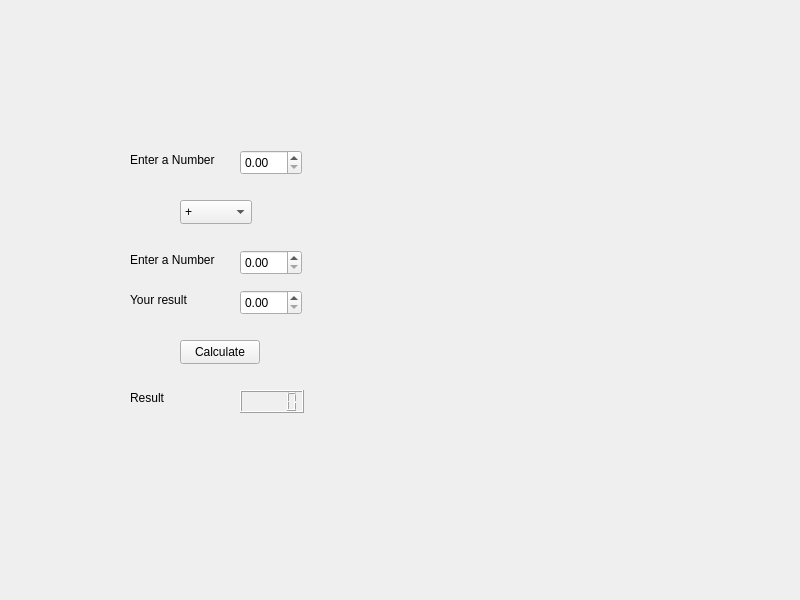
Yeah-Jack/cpp-projects, file GUI/English/MentalCalculationTrainer/widget.ui: the form before one commit.
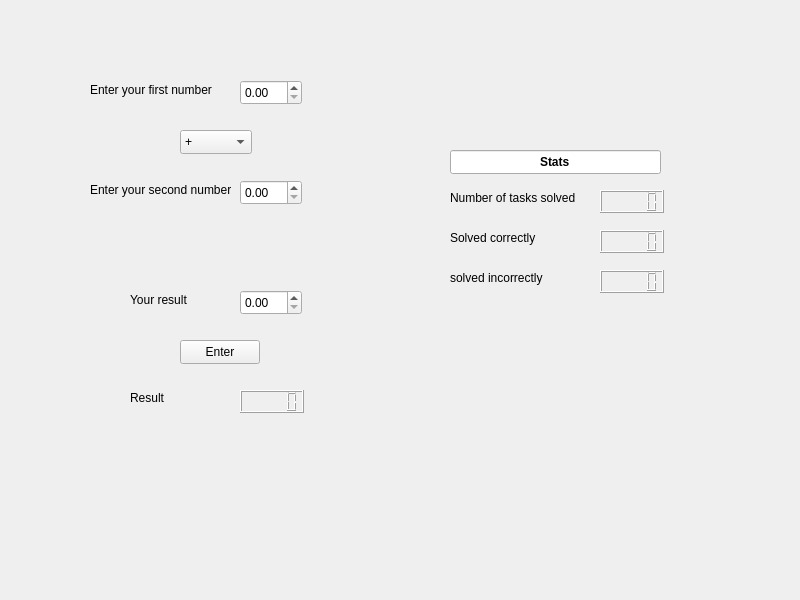
The form after the commit.

Commit message: feat: enhance mental calculation trainer with input dialog and task stats

Patch:
```diff
--- a/GUI/English/MentalCalculationTrainer/widget.ui
+++ b/GUI/English/MentalCalculationTrainer/widget.ui
@@ -17,7 +17,7 @@
    <property name="geometry">
     <rect>
      <x>240</x>
-     <y>150</y>
+     <y>80</y>
      <width>62</width>
      <height>25</height>
     </rect>
@@ -26,34 +26,34 @@
   <widget class="QLabel" name="number1Label">
    <property name="geometry">
     <rect>
-     <x>130</x>
-     <y>150</y>
-     <width>91</width>
+     <x>90</x>
+     <y>80</y>
+     <width>141</width>
      <height>20</height>
     </rect>
    </property>
    <property name="text">
-    <string>Enter a Number</string>
+    <string>Enter your first number</string>
    </property>
   </widget>
   <widget class="QLabel" name="number2Label">
    <property name="geometry">
     <rect>
-     <x>130</x>
-     <y>250</y>
-     <width>91</width>
+     <x>90</x>
+     <y>180</y>
+     <width>141</width>
      <height>20</height>
     </rect>
    </property>
    <property name="text">
-    <string>Enter a Number</string>
+    <string>Enter your second number</string>
    </property>
   </widget>
   <widget class="QDoubleSpinBox" name="number2">
    <property name="geometry">
     <rect>
      <x>240</x>
-     <y>250</y>
+     <y>180</y>
      <width>62</width>
      <height>25</height>
     </rect>
@@ -63,14 +63,11 @@
    <property name="geometry">
     <rect>
      <x>180</x>
-     <y>200</y>
+     <y>130</y>
      <width>72</width>
      <height>24</height>
     </rect>
    </property>
-   <property name="currentIndex">
-    <number>0</number>
-   </property>
    <item>
     <property name="text">
      <string>+</string>
@@ -92,20 +89,7 @@
     </property>
    </item>
   </widget>
-  <widget class="QPushButton" name="calculate">
-   <property name="geometry">
-    <rect>
-     <x>180</x>
-     <y>340</y>
-     <width>80</width>
-     <height>24</height>
-    </rect>
-   </property>
-   <property name="text">
-    <string>Calculate</string>
-   </property>
-  </widget>
-  <widget class="QLabel" name="label">
+  <widget class="QLabel" name="resultLabel">
    <property name="geometry">
     <rect>
      <x>130</x>
@@ -164,6 +148,112 @@
     </rect>
    </property>
   </widget>
+  <widget class="QLCDNumber" name="tasksCounter">
+   <property name="geometry">
+    <rect>
+     <x>600</x>
+     <y>190</y>
+     <width>64</width>
+     <height>23</height>
+    </rect>
+   </property>
+  </widget>
+  <widget class="QLabel" name="tasksCounterLabel">
+   <property name="geometry">
+    <rect>
+     <x>450</x>
+     <y>190</y>
+     <width>131</width>
+     <height>16</height>
+    </rect>
+   </property>
+   <property name="text">
+    <string>Number of tasks solved</string>
+   </property>
+  </widget>
+  <widget class="QLabel" name="tasksCorrectLabel">
+   <property name="geometry">
+    <rect>
+     <x>450</x>
+     <y>230</y>
+     <width>91</width>
+     <height>16</height>
+    </rect>
+   </property>
+   <property name="text">
+    <string>Solved correctly</string>
+   </property>
+  </widget>
+  <widget class="QLabel" name="tasksIncorrectLabel">
+   <property name="geometry">
+    <rect>
+     <x>450</x>
+     <y>270</y>
+     <width>101</width>
+     <height>16</height>
+    </rect>
+   </property>
+   <property name="text">
+    <string>solved incorrectly</string>
+   </property>
+  </widget>
+  <widget class="QLineEdit" name="statsLabel">
+   <property name="geometry">
+    <rect>
+     <x>450</x>
+     <y>150</y>
+     <width>211</width>
+     <height>24</height>
+    </rect>
+   </property>
+   <property name="font">
+    <font>
+     <bold>true</bold>
+    </font>
+   </property>
+   <property name="text">
+    <string>Stats</string>
+   </property>
+   <property name="alignment">
+    <set>Qt::AlignmentFlag::AlignCenter</set>
+   </property>
+   <property name="readOnly">
+    <bool>true</bool>
+   </property>
+  </widget>
+  <widget class="QLCDNumber" name="tasksCorrect">
+   <property name="geometry">
+    <rect>
+     <x>600</x>
+     <y>230</y>
+     <width>64</width>
+     <height>23</height>
+    </rect>
+   </property>
+  </widget>
+  <widget class="QLCDNumber" name="tasksIncorrect">
+   <property name="geometry">
+    <rect>
+     <x>600</x>
+     <y>270</y>
+     <width>64</width>
+     <height>23</height>
+    </rect>
+   </property>
+  </widget>
+  <widget class="QPushButton" name="input">
+   <property name="geometry">
+    <rect>
+     <x>180</x>
+     <y>340</y>
+     <width>80</width>
+     <height>24</height>
+    </rect>
+   </property>
+   <property name="text">
+    <string>Enter</string>
+   </property>
+  </widget>
  </widget>
  <resources/>
  <connections/>
```
The commit also changes 2 other files.
